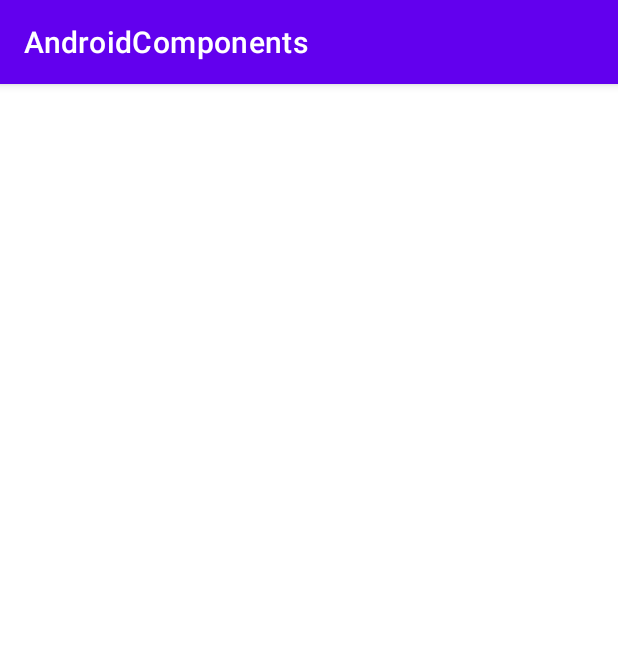
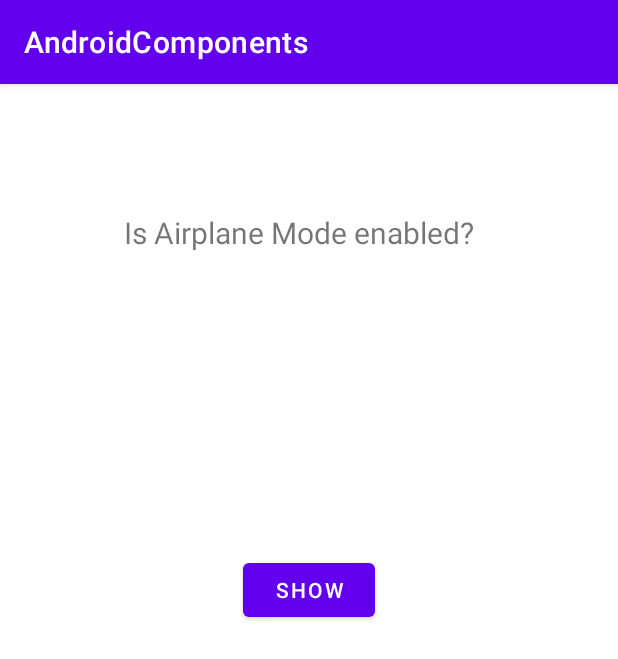
Before and after one commit to selcannarin/AndroidComponents, an Android app: the Activity_broadcastReceiver screen opened directly, with no data from a screen before it, on a phone screen of 412 x 824 dp. Shown: the top 659 px of the screen. Run offline under Robolectric (Android 15) with nearby library versions, the phone set to English and light mode, and no system bars.

Commit message:
Adding broadcast receiver

```diff
--- a/app/src/main/java/com/selcannarin/androidcomponents/Activity_contentProvider.kt
+++ b/app/src/main/java/com/selcannarin/androidcomponents/Activity_contentProvider.kt
@@ -15,7 +15,7 @@ class Activity_contentProvider : AppCompatActivity() {
         super.onCreate(savedInstanceState)
         setContentView(R.layout.activity_content_provider)
 
-        //Reading contacts with Content Provider and query()
+        //Reading contacts with Content Provider from phone
         if(ActivityCompat.checkSelfPermission(this,Manifest.permission.READ_CONTACTS)!=PackageManager.PERMISSION_GRANTED)
         {
             ActivityCompat.requestPermissions(this,Array(1){Manifest.permission.READ_CONTACTS},111)
--- a/app/src/main/res/layout/activity_broadcast_receiver.xml
+++ b/app/src/main/res/layout/activity_broadcast_receiver.xml
@@ -6,4 +6,27 @@
     android:layout_height="match_parent"
     tools:context=".Activity_broadcastReceiver">
 
+    <TextView
+        android:id="@+id/textView4"
+        android:layout_width="247dp"
+        android:layout_height="154dp"
+        android:layout_marginTop="124dp"
+        android:layout_marginBottom="74dp"
+        android:text="Is Airplane Mode enabled?"
+        android:textSize="20sp"
+        app:layout_constraintBottom_toTopOf="@+id/button_show"
+        app:layout_constraintEnd_toEndOf="parent"
+        app:layout_constraintStart_toStartOf="parent"
+        app:layout_constraintTop_toTopOf="parent" />
+
+    <Button
+        android:id="@+id/button_show"
+        android:layout_width="wrap_content"
+        android:layout_height="wrap_content"
+        android:layout_marginBottom="445dp"
+        android:text="Show"
+        app:layout_constraintBottom_toBottomOf="parent"
+        app:layout_constraintEnd_toEndOf="parent"
+        app:layout_constraintStart_toStartOf="parent"
+        app:layout_constraintTop_toBottomOf="@+id/textView4" />
 </androidx.constraintlayout.widget.ConstraintLayout>
```
Also changed, not shown: app/src/main/AndroidManifest.xml (+10 -0 lines), app/src/main/java/com/selcannarin/androidcomponents/Activity_broadcastReceiver.kt (+26 -0 lines), app/src/main/java/com/selcannarin/androidcomponents/NewBroadcastReceiver.kt (added, +30 -0 lines).
